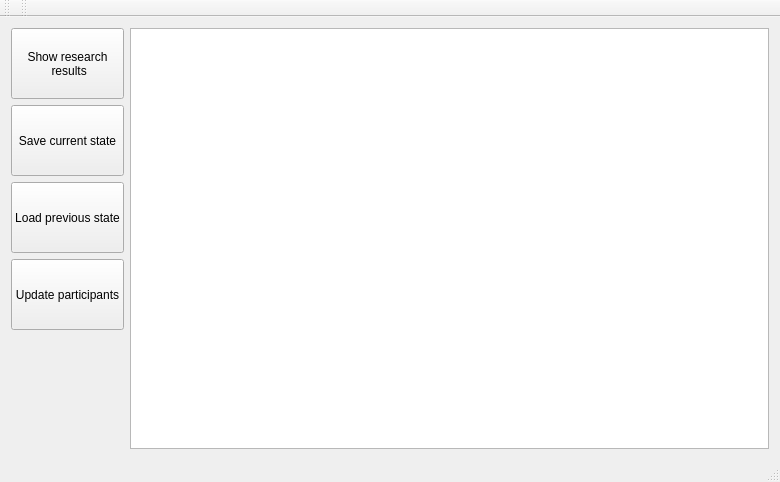
Above: mainwindow.ui from Zasimovich5382/ETU-OOT-Sociometry before the change. Below: the same form after it.
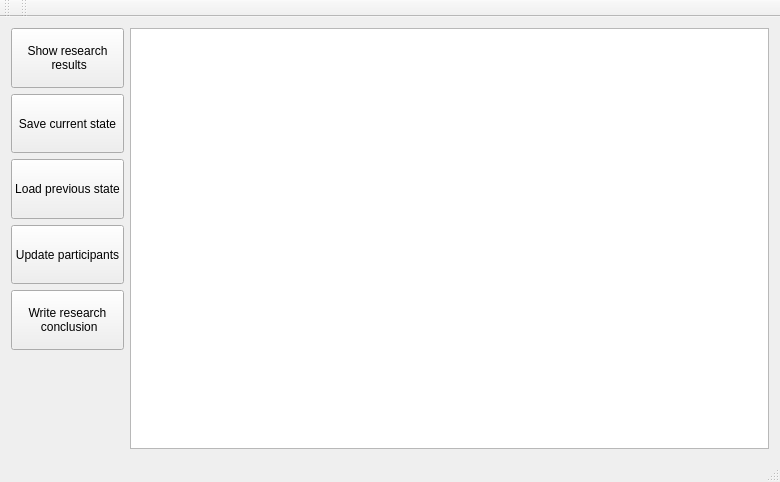
That is the form after the change.

Commit message: #24 add more buttons to mainwindow. Set slots for them

```diff
--- a/mainwindow.ui
+++ b/mainwindow.ui
@@ -16,7 +16,7 @@
   <widget class="QWidget" name="centralWidget">
    <layout class="QHBoxLayout" name="horizontalLayout">
     <item>
-     <layout class="QVBoxLayout" name="verticalLayout" stretch="3,3,3,3,5">
+     <layout class="QVBoxLayout" name="verticalLayout" stretch="3,3,3,3,3,5">
       <item>
        <widget class="QPushButton" name="pushButton">
         <property name="sizePolicy">
@@ -73,6 +73,20 @@
         </property>
        </widget>
       </item>
+      <item>
+       <widget class="QPushButton" name="writeConclusionBtn">
+        <property name="sizePolicy">
+         <sizepolicy hsizetype="Minimum" vsizetype="Minimum">
+          <horstretch>0</horstretch>
+          <verstretch>0</verstretch>
+         </sizepolicy>
+        </property>
+        <property name="text">
+         <string>Write research
+ conclusion</string>
+        </property>
+       </widget>
+      </item>
       <item>
        <spacer name="verticalSpacer">
         <property name="orientation">
```
Left out of the diff: 6 changed lines with no effect on the pictures. The commit also changes 2 other files.
